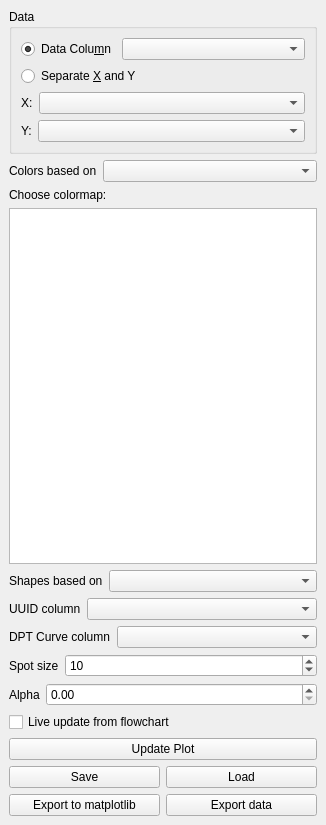
This is mesmerize/plotting/widgets/scatter/control_widget.ui in kushalkolar/MESmerize as Qt 5 draws it before an edit. The edited form follows.
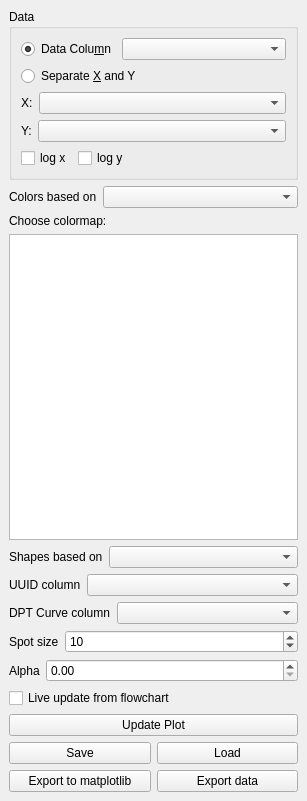
This is the edited form. Custom widgets are drawn as their Qt base class.

Commit message: Scatter plot can show log scales for x and y axes. Update control_widget.py, control_widget.ui, and scatter_plot.py

Diff of the .ui file:
```diff
--- a/mesmerize/plotting/widgets/scatter/control_widget.ui
+++ b/mesmerize/plotting/widgets/scatter/control_widget.ui
@@ -6,8 +6,8 @@
    <rect>
     <x>0</x>
     <y>0</y>
-    <width>326</width>
-    <height>825</height>
+    <width>307</width>
+    <height>801</height>
    </rect>
   </property>
   <property name="allowedAreas">
@@ -97,6 +97,37 @@
          </item>
         </layout>
        </item>
+       <item>
+        <layout class="QHBoxLayout" name="horizontalLayout_12">
+         <item>
+          <widget class="QCheckBox" name="checkBoxLogX">
+           <property name="text">
+            <string>log x</string>
+           </property>
+          </widget>
+         </item>
+         <item>
+          <widget class="QCheckBox" name="checkBoxLogY">
+           <property name="text">
+            <string>log y</string>
+           </property>
+          </widget>
+         </item>
+         <item>
+          <spacer name="horizontalSpacer">
+           <property name="orientation">
+            <enum>Qt::Horizontal</enum>
+           </property>
+           <property name="sizeHint" stdset="0">
+            <size>
+             <width>40</width>
+             <height>20</height>
+            </size>
+           </property>
+          </spacer>
+         </item>
+        </layout>
+       </item>
       </layout>
      </widget>
     </item>
```
The commit also changes 2 other files.
